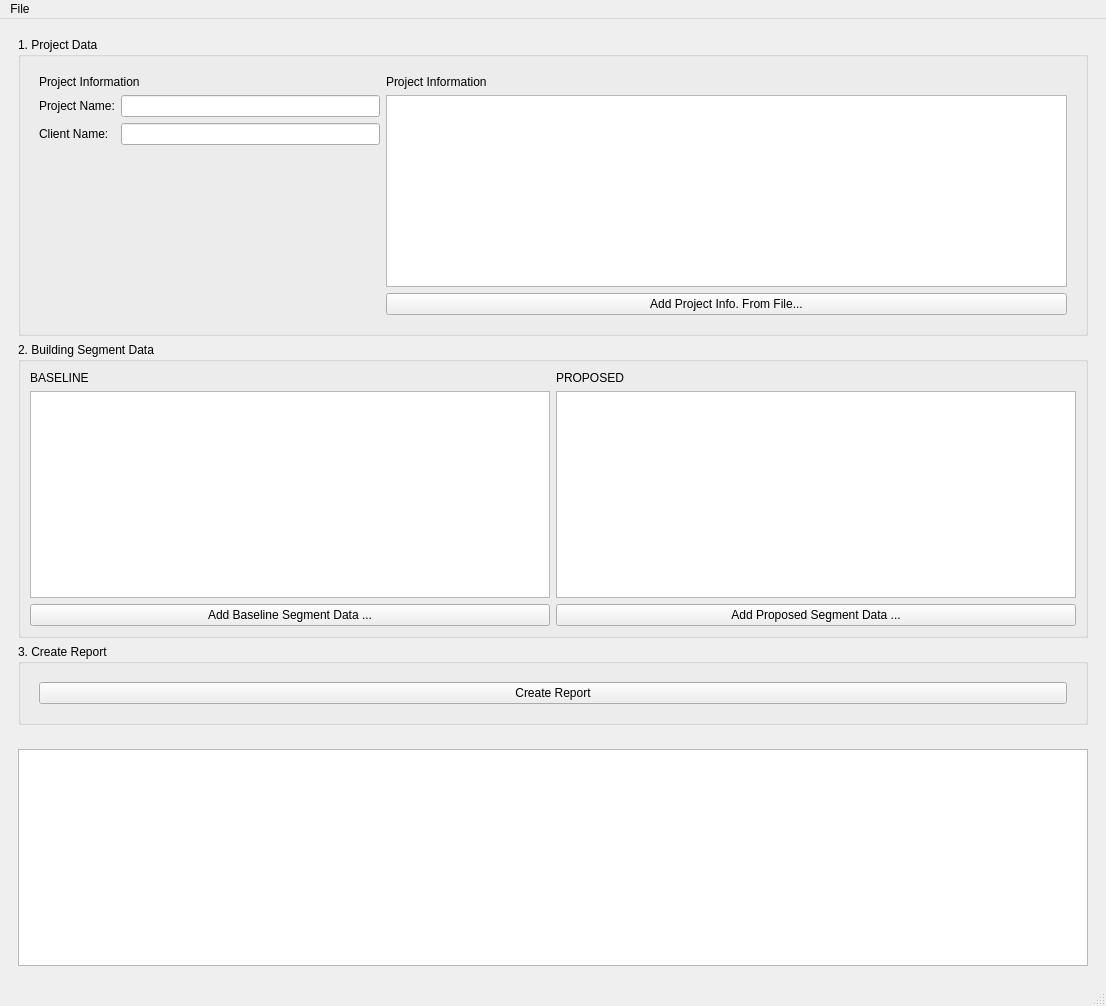
Qt form App/views/ui_files/layout_app.ui (PH-Tools/CarbonCheck) before a commit.
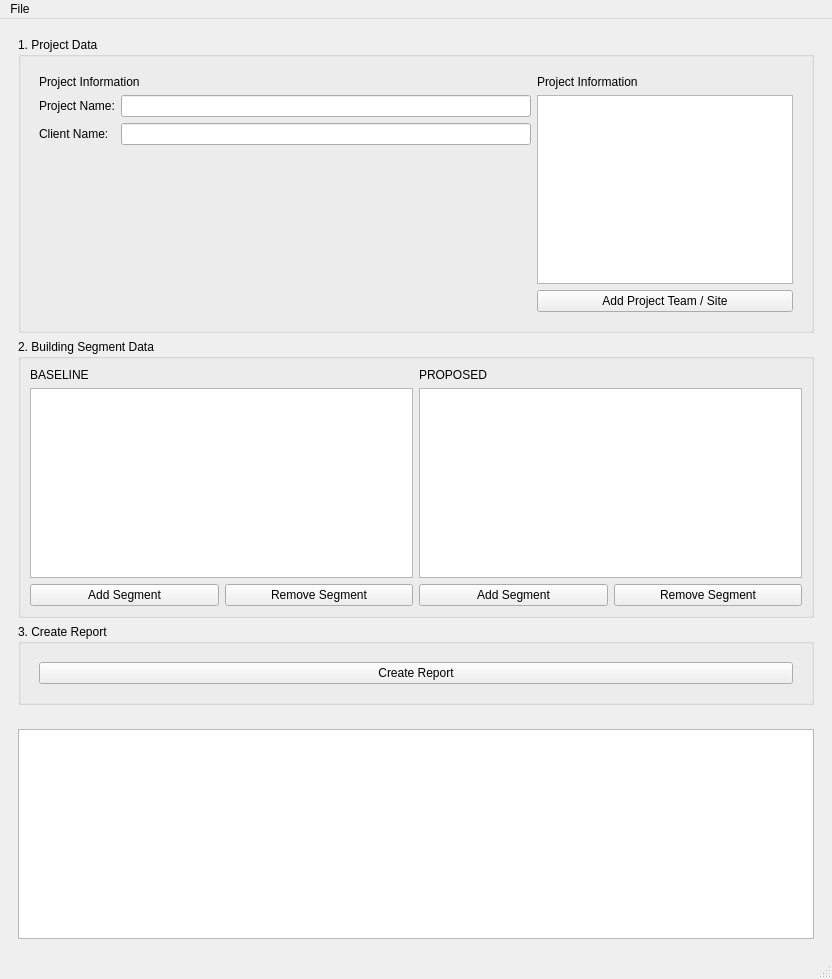
The same form after that commit.

The edit to the form file:
```diff
--- a/App/views/ui_files/layout_app.ui
+++ b/App/views/ui_files/layout_app.ui
@@ -6,8 +6,8 @@
    <rect>
     <x>0</x>
     <y>0</y>
-    <width>1106</width>
-    <height>1006</height>
+    <width>832</width>
+    <height>979</height>
    </rect>
   </property>
   <property name="windowTitle">
@@ -41,7 +41,7 @@
             <property name="lineWidth">
              <number>0</number>
             </property>
-            <layout class="QGridLayout" name="gridLayout_2" columnstretch="1,2" columnminimumwidth="0,0">
+            <layout class="QGridLayout" name="gridLayout_2" columnstretch="1,0">
              <item row="2" column="0">
               <layout class="QFormLayout" name="form_layout_project_info">
                <item row="1" column="0">
@@ -93,7 +93,7 @@
              <item row="3" column="1">
               <widget class="QPushButton" name="btn_add_team_info">
                <property name="text">
-                <string>Add Project Info. From File...</string>
+                <string>Add Project Team / Site</string>
                </property>
               </widget>
              </item>
@@ -108,17 +108,7 @@
          <property name="title">
           <string>2. Building Segment Data</string>
          </property>
-         <layout class="QGridLayout" name="gridLayout">
-          <item row="0" column="0">
-           <widget class="QLabel" name="label">
-            <property name="text">
-             <string>BASELINE</string>
-            </property>
-           </widget>
-          </item>
-          <item row="1" column="0">
-           <widget class="QTreeView" name="tree_view_baseline"/>
-          </item>
+         <layout class="QGridLayout" name="gridLayout" rowminimumheight="0,0,0,0,0,0,0,0,0,0,0,0,0,0" columnminimumwidth="0,0">
           <item row="1" column="1">
            <widget class="QTreeView" name="tree_view_proposed"/>
           </item>
@@ -129,19 +119,69 @@
             </property>
            </widget>
           </item>
-          <item row="2" column="0">
-           <widget class="QPushButton" name="btn_add_baseline_seg">
+          <item row="0" column="0">
+           <widget class="QLabel" name="label">
             <property name="text">
-             <string>Add Baseline Segment Data ...</string>
+             <string>BASELINE</string>
             </property>
            </widget>
           </item>
+          <item row="1" column="0">
+           <widget class="QTreeView" name="tree_view_baseline"/>
+          </item>
           <item row="2" column="1">
-           <widget class="QPushButton" name="btn_add_proposed_seg">
-            <property name="text">
-             <string>Add Proposed Segment Data ...</string>
+           <layout class="QHBoxLayout" name="horizontalLayout_3" stretch="0,0">
+            <property name="spacing">
+             <number>-1</number>
             </property>
-           </widget>
+            <property name="sizeConstraint">
+             <enum>QLayout::SetMaximumSize</enum>
+            </property>
+            <property name="leftMargin">
+             <number>0</number>
+            </property>
+            <property name="topMargin">
+             <number>0</number>
+            </property>
+            <property name="rightMargin">
+             <number>0</number>
+            </property>
+            <property name="bottomMargin">
+             <number>0</number>
+            </property>
+            <item>
+             <widget class="QPushButton" name="btn_add_proposed_seg">
+              <property name="text">
+               <string>Add Segment</string>
+              </property>
+             </widget>
+            </item>
+            <item>
+             <widget class="QPushButton" name="btn_del_proposed_seg">
+              <property name="text">
+               <string>Remove Segment</string>
+              </property>
+             </widget>
+            </item>
+           </layout>
+          </item>
+          <item row="2" column="0">
+           <layout class="QHBoxLayout" name="horizontalLayout_2" stretch="0,0">
+            <item>
+             <widget class="QPushButton" name="btn_add_baseline_seg">
+              <property name="text">
+               <string>Add Segment</string>
+              </property>
+             </widget>
+            </item>
+            <item>
+             <widget class="QPushButton" name="btn_del_baseline_seg">
+              <property name="text">
+               <string>Remove Segment</string>
+              </property>
+             </widget>
+            </item>
+           </layout>
           </item>
          </layout>
         </widget>
@@ -187,7 +227,11 @@
       </property>
       <layout class="QHBoxLayout" name="horizontalLayout">
        <item>
-        <widget class="QTextBrowser" name="textBrowser_output"/>
+        <widget class="QTextEdit" name="textEdit_output">
+         <property name="readOnly">
+          <bool>true</bool>
+         </property>
+        </widget>
        </item>
       </layout>
      </widget>
@@ -199,7 +243,7 @@
     <rect>
      <x>0</x>
      <y>0</y>
-     <width>1106</width>
+     <width>832</width>
      <height>37</height>
     </rect>
    </property>
```
Left out of the diff: 3 changed lines with no effect on the pictures.
